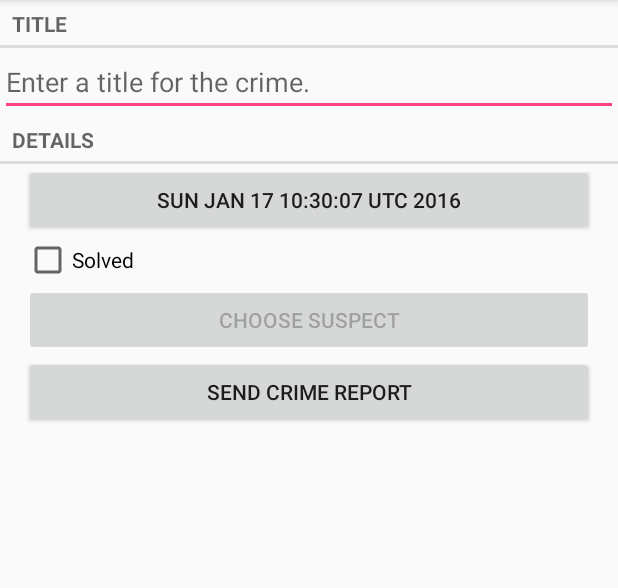
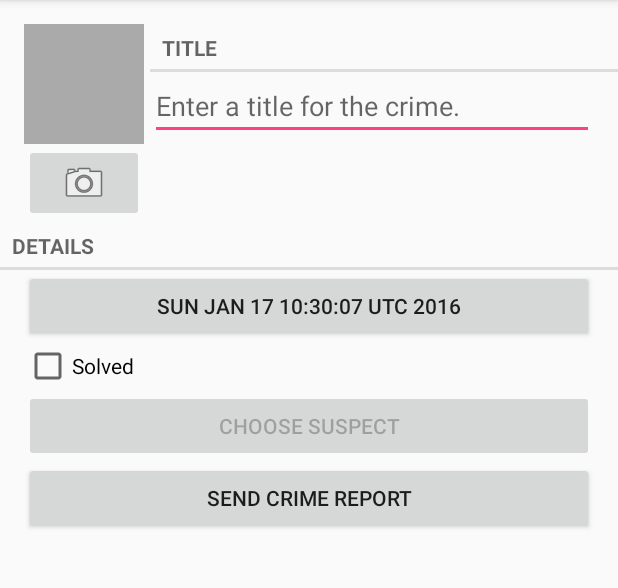
Before and after one commit to junjaytan/android-examples, an Android app: the CrimeFragment screen opened directly, with no data from a screen before it, on a phone screen of 412 x 824 dp, the part 84-672 px from its top. Run offline under Robolectric (Android 15) with nearby library versions, the phone set to English and light mode, and no system bars.

Commit message:
finished Ch 16: Taking Pictures with Intents

```diff
--- a/CriminalIntent/app/src/main/AndroidManifest.xml
+++ b/CriminalIntent/app/src/main/AndroidManifest.xml
@@ -1,6 +1,11 @@
 <?xml version="1.0" encoding="utf-8"?>
 <manifest package="criminalintent.android.junjaytan.com.criminalintent"
           xmlns:android="http://schemas.android.com/apk/res/android">
+
+    <uses-permission android:name="android.permission.READ_EXTERNAL_STORAGE"
+                     android:maxSdkVersion="18" />
+    <uses-feature android:name="android.hardware.camera"
+                  android:required="false" />
 
     <application
         android:allowBackup="true"
--- a/CriminalIntent/app/src/main/java/criminalintent/android/junjaytan/com/criminalintent/Crime.java
+++ b/CriminalIntent/app/src/main/java/criminalintent/android/junjaytan/com/criminalintent/Crime.java
@@ -61,4 +61,8 @@
     public void setSuspect(String suspect) {
         mSuspect = suspect;
     }
+
+    public String getPhotoFilename() {
+        return "IMG_" + getId().toString() + ".jpg";
+    }
 }
--- a/CriminalIntent/app/src/main/java/criminalintent/android/junjaytan/com/criminalintent/CrimeFragment.java
+++ b/CriminalIntent/app/src/main/java/criminalintent/android/junjaytan/com/criminalintent/CrimeFragment.java
@@ -4,9 +4,11 @@
 import android.content.Intent;
 import android.content.pm.PackageManager;
 import android.database.Cursor;
+import android.graphics.Bitmap;
 import android.net.Uri;
 import android.os.Bundle;
 import android.provider.ContactsContract;
+import android.provider.MediaStore;
 import android.support.v4.app.Fragment;
 import android.support.v4.app.FragmentManager;
 import android.text.Editable;
@@ -20,6 +22,10 @@
 import android.widget.CheckBox;
 
 import android.text.format.DateFormat;
+import android.widget.ImageButton;
+import android.widget.ImageView;
+
+import java.io.File;
 import java.util.Date;
 import java.util.UUID;
 
@@ -31,13 +37,17 @@
     private static final String DIALOG_DATE = "DialogDate";
     private static final int REQUEST_DATE = 0;
     private static final int REQUEST_CONTACT = 1;
+    private static final int REQUEST_PHOTO = 2;
 
     private Crime mCrime;
+    private File mPhotoFile;
     private EditText mTitleField;
     private Button mDateButton;
     private CheckBox mSolvedCheckBox;
     private Button mReportButton;
     private Button mSuspectButton;
+    private ImageButton mPhotoButton;
+    private ImageView mPhotoView;
 
     public static CrimeFragment newInstance(UUID crimeId) {
         Bundle args = new Bundle();
@@ -53,6 +63,7 @@
         super.onCreate(savedInstanceState);
         UUID crimeId = (UUID) getArguments().getSerializable(ARG_CRIME_ID);
         mCrime = CrimeLab.get(getActivity()).getCrime(crimeId);
+        mPhotoFile = CrimeLab.get(getActivity()).getPhotoFile(mCrime);
     }
 
     @Override
@@ -142,6 +153,28 @@
             mSuspectButton.setEnabled(false);
         }
 
+        mPhotoButton = (ImageButton) v.findViewById(R.id.crime_camera);
+        final Intent captureImage = new Intent(MediaStore.ACTION_IMAGE_CAPTURE);
+
+        boolean canTakePhoto = mPhotoFile != null &&
+                captureImage.resolveActivity(packageManager) != null;
+        mPhotoButton.setEnabled(canTakePhoto);
+
+        if (canTakePhoto) {
+            Uri uri = Uri.fromFile(mPhotoFile);
+            captureImage.putExtra(MediaStore.EXTRA_OUTPUT, uri);
+        }
+
+        mPhotoButton.setOnClickListener(new View.OnClickListener() {
+            @Override
+            public void onClick(View v) {
+                startActivityForResult(captureImage, REQUEST_PHOTO);
+            }
+        });
+
+        mPhotoView = (ImageView) v.findViewById(R.id.crime_photo);
+        updatePhotoView();
+
         return v;
     }
 
@@ -182,6 +215,8 @@
             } finally {
                  c.close();
             }
+        } else if (requestCode == REQUEST_PHOTO) {
+            updatePhotoView();
         }
     }
 
@@ -213,4 +248,13 @@
         return report;
     }
 
+    private void updatePhotoView() {
+        if (mPhotoFile == null || !mPhotoFile.exists()) {
+            mPhotoView.setImageDrawable(null);
+        } else {
+            Bitmap bitmap = PictureUtils.getScaledBitmap(mPhotoFile.getPath(), getActivity());
+            mPhotoView.setImageBitmap(bitmap);
+        }
+    }
+
 }
--- a/CriminalIntent/app/src/main/java/criminalintent/android/junjaytan/com/criminalintent/CrimeLab.java
+++ b/CriminalIntent/app/src/main/java/criminalintent/android/junjaytan/com/criminalintent/CrimeLab.java
@@ -4,7 +4,9 @@
 import android.content.Context;
 import android.database.Cursor;
 import android.database.sqlite.SQLiteDatabase;
+import android.os.Environment;
 
+import java.io.File;
 import java.util.List;
 import java.util.ArrayList;
 import java.util.UUID;
@@ -77,6 +79,16 @@
         }
     }
 
+    public File getPhotoFile(Crime crime) {
+        File externalFilesDir = mContext
+                .getExternalFilesDir(Environment.DIRECTORY_PICTURES);
+        if (externalFilesDir == null) {
+            return null;
+        }
+
+        return new File(externalFilesDir, crime.getPhotoFilename());
+    }
+
     public void updateCrime(Crime crime) {
         String uuidString = crime.getId().toString();
         ContentValues values = getContentValues(crime);
--- a/CriminalIntent/app/src/main/res/layout/fragment_crime.xml
+++ b/CriminalIntent/app/src/main/res/layout/fragment_crime.xml
@@ -2,17 +2,7 @@
               android:orientation="vertical"
               android:layout_width="match_parent"
               android:layout_height="match_parent">
-    <TextView
-        android:layout_width="match_parent"
-        android:layout_height="wrap_content"
-        android:text="@string/crime_title_label"
-        style="?android:listSeparatorTextViewStyle"
-        />
-    <EditText
-        android:id="@+id/crime_title"
-        android:layout_width="match_parent"
-        android:layout_height="wrap_content"
-        android:hint="@string/crime_title_hint" />
+    <include layout="@layout/view_camera_and_title"/>
     <TextView
         android:layout_width="match_parent"
         android:layout_height="wrap_content"
--- /dev/null
+++ b/CriminalIntent/app/src/main/res/layout/view_camera_and_title.xml
@@ -0,0 +1,43 @@
+<?xml version="1.0" encoding="utf-8"?>
+<LinearLayout xmlns:android="http://schemas.android.com/apk/res/android"
+              android:layout_width="match_parent"
+              android:layout_height="wrap_content"
+              android:layout_marginLeft="16dp"
+              android:layout_marginTop="16dp">
+    <LinearLayout
+        android:layout_width="wrap_content"
+        android:layout_height="wrap_content"
+        android:orientation="vertical"
+        android:layout_marginRight="4dp">
+        <ImageView
+            android:id="@+id/crime_photo"
+            android:layout_width="80dp"
+            android:layout_height="80dp"
+            android:scaleType="centerInside"
+            android:background="@android:color/darker_gray"
+            android:cropToPadding="true"/>
+        <ImageButton
+            android:id="@+id/crime_camera"
+            android:layout_width="match_parent"
+            android:layout_height="wrap_content"
+            android:src="@android:drawable/ic_menu_camera"/>
+    </LinearLayout>
+
+    <LinearLayout
+        android:layout_width="wrap_content"
+        android:layout_height="wrap_content"
+        android:orientation="vertical"
+        android:layout_weight="1">
+        <TextView
+            android:layout_width="match_parent"
+            android:layout_height="wrap_content"
+            android:text="@string/crime_title_label"
+            style="?android:listSeparatorTextViewStyle"/>
+        <EditText
+            android:id="@+id/crime_title"
+            android:layout_width="match_parent"
+            android:layout_height="wrap_content"
+            android:layout_marginRight="16dp"
+            android:hint="@string/crime_title_hint"/>
+    </LinearLayout>
+</LinearLayout>
```
Also changed, not shown: CriminalIntent/app/src/main/java/criminalintent/android/junjaytan/com/criminalintent/PictureUtils.java (added, +44 -0 lines).
